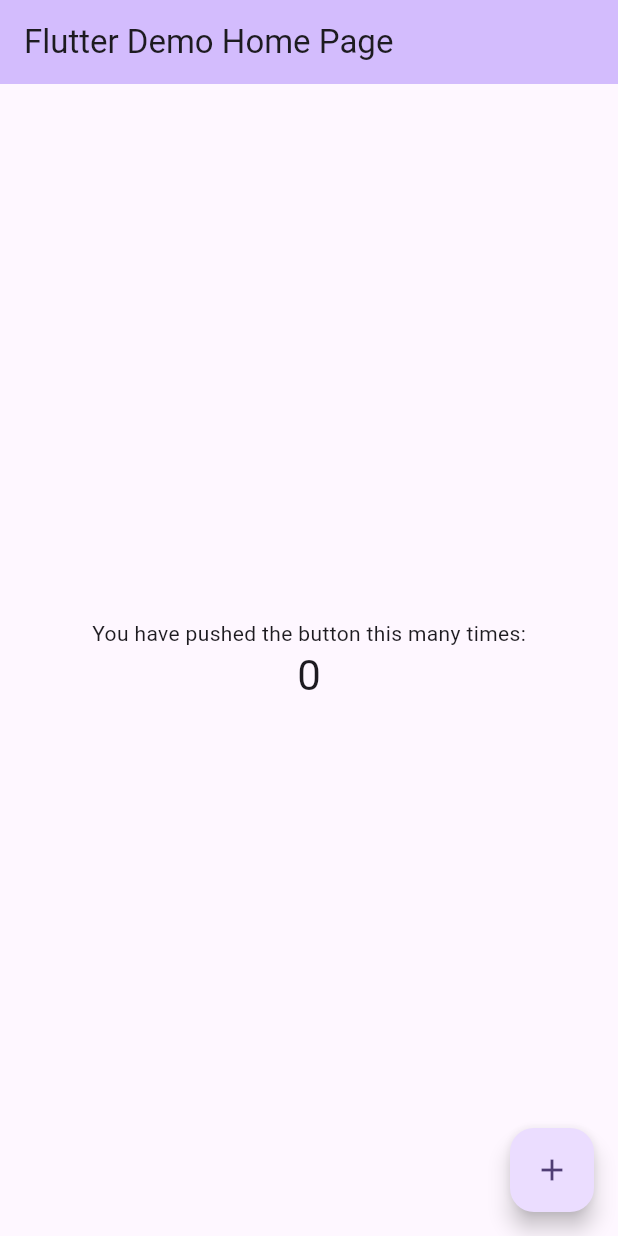
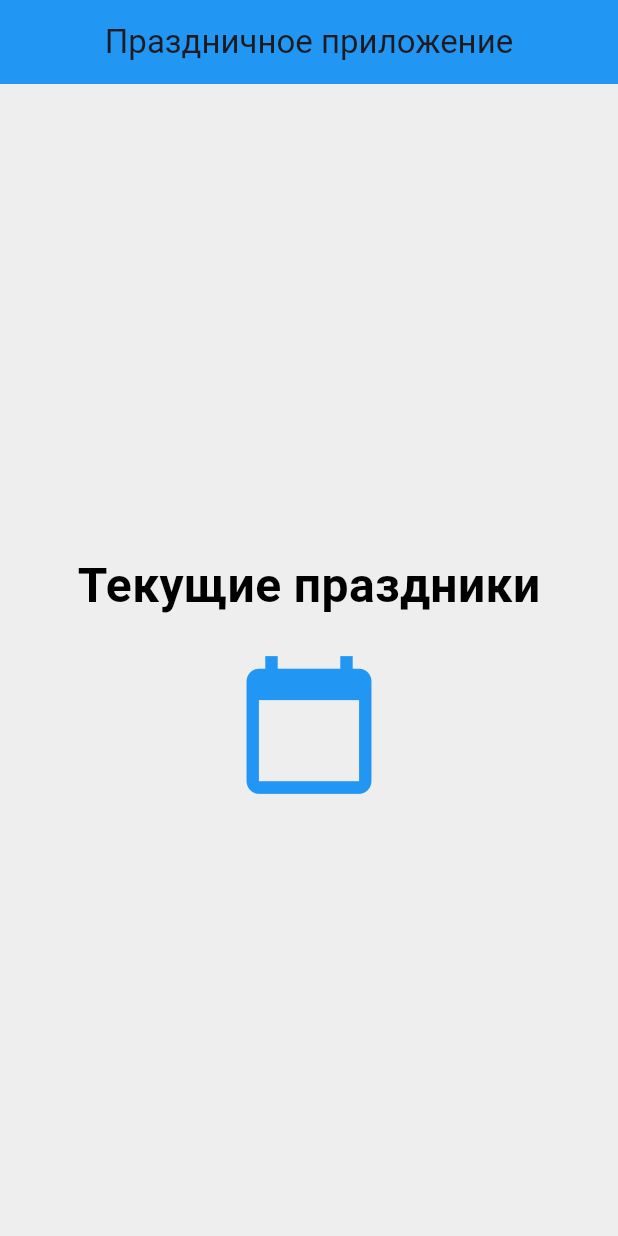
Before and after one commit to Phantom1953/flutter_app, a Flutter app: the screen it shows after launch, on a phone screen of 412 x 824 dp. Run offline on Flutter 3.47's test engine with Material 3 defaults, Android fonts, the phone set to English and light mode, and no system bars.

Commit message:
логика календаря

```diff
--- /dev/null
+++ b/lib/firstList.dart
@@ -0,0 +1,93 @@
+import 'package:flutter/material.dart';
+import 'auth_panel.dart';
+import 'holiday_themes.dart';
+
+class FirstListScreen extends StatefulWidget {
+  const FirstListScreen({super.key});
+
+  @override
+  State<FirstListScreen> createState() => _FirstListScreenState();
+}
+
+class _FirstListScreenState extends State<FirstListScreen> {
+  final AuthPanelController _authPanelController = AuthPanelController();
+  bool _isAuthenticated = false;
+  String _username = '';
+  HolidayTheme _currentTheme = HolidayTheme.defaultTheme();
+
+  @override
+  void initState() {
+    super.initState();
+    _checkHoliday();
+    WidgetsBinding.instance.addPostFrameCallback((_) {
+      _authPanelController.open();
+    });
+  }
+
+  void _checkHoliday() {
+    final now = DateTime.now();
+    final theme = HolidayThemes.getThemeForDate(now);
+    setState(() {
+      _currentTheme = theme;
+    });
+  }
+
+  void _onLoginSuccess(String username) {
+    setState(() {
+      _isAuthenticated = true;
+      _username = username;
+    });
+    _authPanelController.close();
+  }
+
+  @override
+  Widget build(BuildContext context) {
+    return Scaffold(
+      backgroundColor: _currentTheme.backgroundColor,
+      appBar: AppBar(
+        title: Text(_currentTheme.appBarTitle),
+        backgroundColor: _currentTheme.appBarColor,
+        centerTitle: true,
+      ),
+      body: Stack(
+        children: [
+          Center(
+            child: Column(
+              mainAxisAlignment: MainAxisAlignment.center,
+              children: [
+                if (_isAuthenticated)
+                  Text(
+                    'Добро пожаловать, $_username!',
+                    style: TextStyle(
+                      fontSize: 24,
+                      color: _currentTheme.textColor,
+                    ),
+                  ),
+                const SizedBox(height: 20),
+                Text(
+                  _currentTheme.holidayName,
+                  style: TextStyle(
+                    fontSize: 32,
+                    fontWeight: FontWeight.bold,
+                    color: _currentTheme.textColor,
+                  ),
+                ),
+                const SizedBox(height: 20),
+                Icon(
+                  _currentTheme.icon,
+                  size: 100,
+                  color: _currentTheme.iconColor,
+                ),
+              ],
+            ),
+          ),
+          AuthPanel(
+            controller: _authPanelController,
+            onLoginSuccess: _onLoginSuccess,
+            theme: _currentTheme,
+          ),
+        ],
+      ),
+    );
+  }
+}
--- /dev/null
+++ b/lib/holiday_themes.dart
@@ -0,0 +1,89 @@
+import 'package:flutter/material.dart';
+
+class HolidayTheme {
+  final String holidayName;
+  final Color backgroundColor;
+  final Color appBarColor;
+  final Color textColor;
+  final Color iconColor;
+  final Color panelColor;
+  final Color buttonColor;
+  final Color buttonTextColor;
+  final IconData icon;
+  final String appBarTitle;
+
+  HolidayTheme({
+    required this.holidayName,
+    required this.backgroundColor,
+    required this.appBarColor,
+    required this.textColor,
+    required this.iconColor,
+    required this.panelColor,
+    required this.buttonColor,
+    required this.buttonTextColor,
+    required this.icon,
+    required this.appBarTitle,
+  });
+
+  factory HolidayTheme.defaultTheme() {
+    return HolidayTheme(
+      holidayName: 'Текущие праздники',
+      backgroundColor: Colors.grey[200]!,
+      appBarColor: Colors.blue,
+      textColor: Colors.black,
+      iconColor: Colors.blue,
+      panelColor: Colors.white,
+      buttonColor: Colors.blue,
+      buttonTextColor: Colors.white,
+      icon: Icons.calendar_today,
+      appBarTitle: 'Праздничное приложение',
+    );
+  }
+}
+
+class HolidayThemes {
+  static HolidayTheme getThemeForDate(DateTime date) {
+    // Упрощенная проверка дат
+    if (date.month == 12 && date.day >= 25 && date.day <= 31) {
+      return HolidayTheme(
+        holidayName: 'С Новым Годом!',
+        backgroundColor: Colors.green[50]!,
+        appBarColor: Colors.red,
+        textColor: Colors.red[900]!,
+        iconColor: Colors.yellow[700]!,
+        panelColor: Colors.blue[50]!,
+        buttonColor: Colors.red,
+        buttonTextColor: Colors.white,
+        icon: Icons.ac_unit,
+        appBarTitle: 'Новогоднее приложение',
+      );
+    } else if (date.month == 5 && date.day >= 1 && date.day <= 10) {
+      return HolidayTheme(
+        holidayName: 'День Победы - 9 Мая',
+        backgroundColor: Colors.orange[50]!,
+        appBarColor: const Color(0xFFD50000),
+        textColor: const Color(0xFF212121),
+        iconColor: const Color(0xFFD50000),
+        panelColor: Colors.orange[100]!,
+        buttonColor: const Color(0xFFD50000),
+        buttonTextColor: Colors.white,
+        icon: Icons.star,
+        appBarTitle: 'День Победы',
+      );
+    } else if (date.month == 6 && date.day == 12) {
+      return HolidayTheme(
+        holidayName: 'День России',
+        backgroundColor: Colors.blue[50]!,
+        appBarColor: const Color(0xFF0039A6),
+        textColor: const Color(0xFFD52B1E),
+        iconColor: const Color(0xFFD52B1E),
+        panelColor: Colors.white,
+        buttonColor: const Color(0xFF0039A6),
+        buttonTextColor: Colors.white,
+        icon: Icons.flag,
+        appBarTitle: 'День России',
+      );
+    }
+    return HolidayTheme.defaultTheme();
+  }
+}
--- a/lib/main.dart
+++ b/lib/main.dart
@@ -1,4 +1,5 @@
 import 'package:flutter/material.dart';
+import 'firstList.dart';
 
 void main() {
   runApp(const MyApp());
@@ -7,116 +8,12 @@ void main() {
 class MyApp extends StatelessWidget {
   const MyApp({super.key});
 
-  // This widget is the root of your application.
   @override
   Widget build(BuildContext context) {
     return MaterialApp(
-      title: 'Flutter Demo',
-      theme: ThemeData(
-        // This is the theme of your application.
-        //
-        // TRY THIS: Try running your application with "flutter run". You'll see
-        // the application has a purple toolbar. Then, without quitting the app,
-        // try changing the seedColor in the colorScheme below to Colors.green
-        // and then invoke "hot reload" (save your changes or press the "hot
-        // reload" button in a Flutter-supported IDE, or press "r" if you used
-        // the command line to start the app).
-        //
-        // Notice that the counter didn't reset back to zero; the application
-        // state is not lost during the reload. To reset the state, use hot
-        // restart instead.
-        //
-        // This works for code too, not just values: Most code changes can be
-        // tested with just a hot reload.
-        colorScheme: ColorScheme.fromSeed(seedColor: Colors.deepPurple),
-      ),
-      home: const MyHomePage(title: 'Flutter Demo Home Page'),
+      title: 'Праздничное приложение',
+      debugShowCheckedModeBanner: false,
+      home: const FirstListScreen(),
     );
   }
 }
-
-class MyHomePage extends StatefulWidget {
-  const MyHomePage({super.key, required this.title});
-
-  // This widget is the home page of your application. It is stateful, meaning
-  // that it has a State object (defined below) that contains fields that affect
-  // how it looks.
-
-  // This class is the configuration for the state. It holds the values (in this
-  // case the title) provided by the parent (in this case the App widget) and
-  // used by the build method of the State. Fields in a Widget subclass are
-  // always marked "final".
-
-  final String title;
-
-  @override
-  State<MyHomePage> createState() => _MyHomePageState();
-}
-
-class _MyHomePageState extends State<MyHomePage> {
-  int _counter = 0;
-
-  void _incrementCounter() {
-    setState(() {
-      // This call to setState tells the Flutter framework that something has
-      // changed in this State, which causes it to rerun the build method below
-      // so that the display can reflect the updated values. If we changed
-      // _counter without calling setState(), then the build method would not be
-      // called again, and so nothing would appear to happen.
-      _counter++;
-    });
-  }
-
-  @override
-  Widget build(BuildContext context) {
-    // This method is rerun every time setState is called, for instance as done
-    // by the _incrementCounter method above.
-    //
-    // The Flutter framework has been optimized to make rerunning build methods
-    // fast, so that you can just rebuild anything that needs updating rather
-    // than having to individually change instances of widgets.
-    return Scaffold(
-      appBar: AppBar(
-        // TRY THIS: Try changing the color here to a specific color (to
-        // Colors.amber, perhaps?) and trigger a hot reload to see the AppBar
-        // change color while the other colors stay the same.
-        backgroundColor: Theme.of(context).colorScheme.inversePrimary,
-        // Here we take the value from the MyHomePage object that was created by
-        // the App.build method, and use it to set our appbar title.
-        title: Text(widget.title),
-      ),
-      body: Center(
-        // Center is a layout widget. It takes a single child and positions it
-        // in the middle of the parent.
-        child: Column(
-          // Column is also a layout widget. It takes a list of children and
-          // arranges them vertically. By default, it sizes itself to fit its
-          // children horizontally, and tries to be as tall as its parent.
-          //
-          // Column has various properties to control how it sizes itself and
-          // how it positions its children. Here we use mainAxisAlignment to
-          // center the children vertically; the main axis here is the vertical
-          // axis because Columns are vertical (the cross axis would be
-          // horizontal).
-          //
-          // TRY THIS: Invoke "debug painting" (choose the "Toggle Debug Paint"
-          // action in the IDE, or press "p" in the console), to see the
-          // wireframe for each widget.
-          mainAxisAlignment: MainAxisAlignment.center,
-          children: <Widget>[
-            const Text('You have pushed the button this many times:'),
-            Text(
-              '$_counter',
-              style: Theme.of(context).textTheme.headlineMedium,
-            ),
-          ],
-        ),
-      ),
-      floatingActionButton: FloatingActionButton(
-        onPressed: _incrementCounter,
-        tooltip: 'Increment',
-        child: const Icon(Icons.add),
-      ), // This trailing comma makes auto-formatting nicer for build methods.
-    );
-  }
-}
--- a/pubspec.yaml
+++ b/pubspec.yaml
@@ -30,6 +30,7 @@ environment:
 dependencies:
   flutter:
     sdk: flutter
+  intl: ^0.18.1
 
   # The following adds the Cupertino Icons font to your application.
   # Use with the CupertinoIcons class for iOS style icons.
@@ -38,7 +39,6 @@ dependencies:
 dev_dependencies:
   flutter_test:
     sdk: flutter
-
   # The "flutter_lints" package below contains a set of recommended lints to
   # encourage good coding practices. The lint set provided by the package is
   # activated in the `analysis_options.yaml` file located at the root of your
```
Also changed, not shown: lib/auth_panel.dart (added, +135 -0 lines), pubspec.lock.
